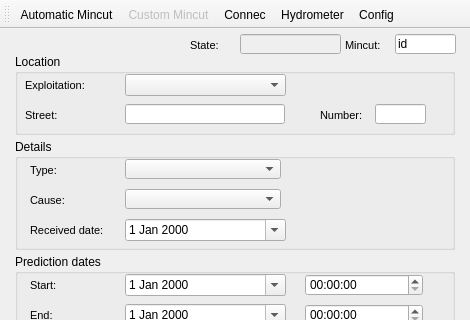
This is ui/mincut.ui in Giswater/giswater_qgis_plugin as Qt 5 draws it before an edit; both pictures show x 0 to 470 and y 0 to 320 of the 470 by 656 pixel window. The edited form follows.
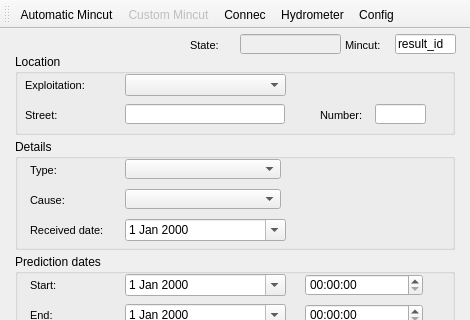
This is the edited form. Icons and pictures are not drawn.

Commit message: #203 Rename 'id' to 'result_id' Disable temporarily warning about valid 'result_id' Disable temporarily query into non existing table 'connec_type_cat_type'

```diff
--- a/ui/mincut.ui
+++ b/ui/mincut.ui
@@ -60,7 +60,7 @@
      </rect>
     </property>
     <property name="text">
-     <string>id</string>
+     <string>result_id</string>
     </property>
    </widget>
    <widget class="QGroupBox" name="groupBox">
```
Left out of the diff: 2 changed lines with no effect on the pictures. The commit also changes 1 other file.
